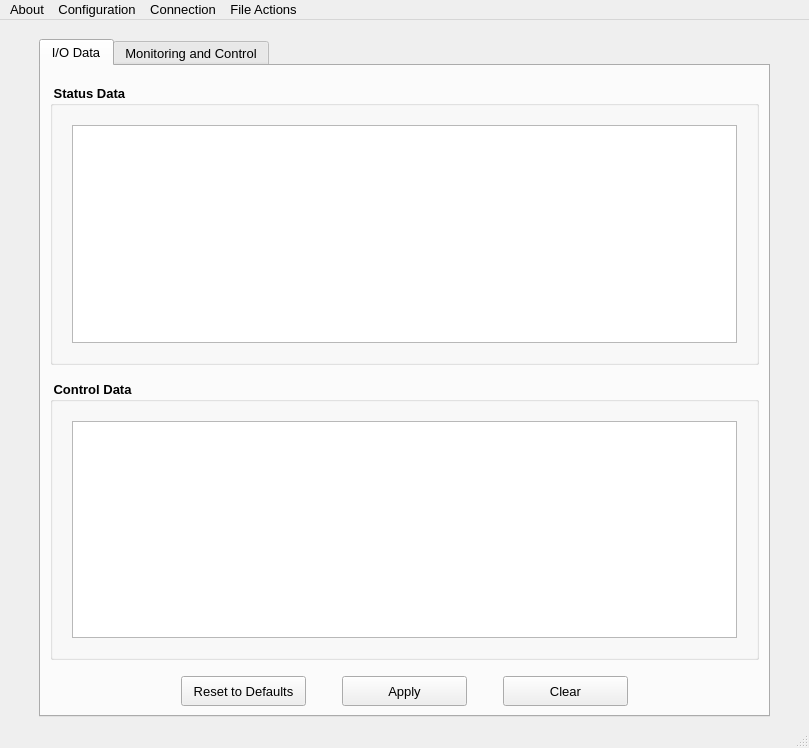
Before: the Qt Designer form TCP_Client/mainwindow.ui in epw7856/TCP_Client, drawn with Qt 5.
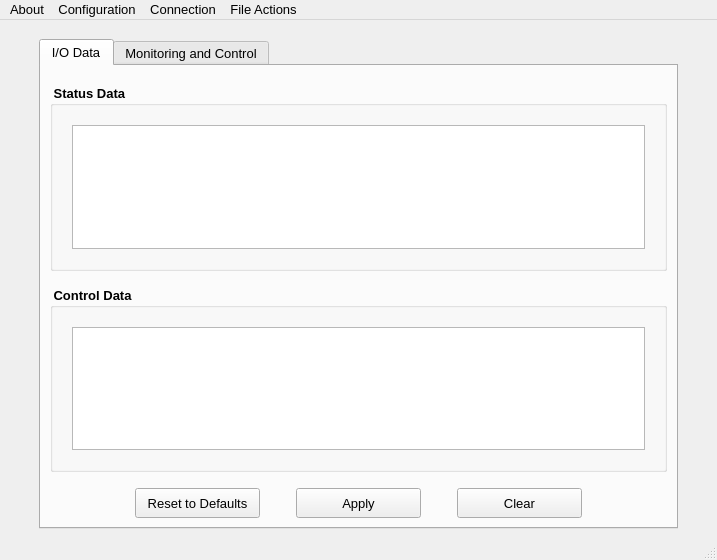
After: the same form once the commit is applied.

Patch:
```diff
--- a/TCP_Client/mainwindow.ui
+++ b/TCP_Client/mainwindow.ui
@@ -6,8 +6,8 @@
    <rect>
     <x>0</x>
     <y>0</y>
-    <width>809</width>
-    <height>748</height>
+    <width>717</width>
+    <height>560</height>
    </rect>
   </property>
   <property name="font">
@@ -138,11 +138,17 @@
                <item>
                 <widget class="QTableView" name="tableViewStatusData">
                  <property name="sizePolicy">
-                  <sizepolicy hsizetype="Minimum" vsizetype="Minimum">
+                  <sizepolicy hsizetype="Minimum" vsizetype="Ignored">
                    <horstretch>0</horstretch>
                    <verstretch>0</verstretch>
                   </sizepolicy>
                  </property>
+                 <property name="minimumSize">
+                  <size>
+                   <width>0</width>
+                   <height>0</height>
+                  </size>
+                 </property>
                  <property name="font">
                   <font>
                    <family>Segoe UI</family>
@@ -263,11 +269,17 @@
                <item>
                 <widget class="QTableView" name="tableViewControlData">
                  <property name="sizePolicy">
-                  <sizepolicy hsizetype="Minimum" vsizetype="Minimum">
+                  <sizepolicy hsizetype="Minimum" vsizetype="Ignored">
                    <horstretch>0</horstretch>
                    <verstretch>0</verstretch>
                   </sizepolicy>
                  </property>
+                 <property name="minimumSize">
+                  <size>
+                   <width>0</width>
+                   <height>0</height>
+                  </size>
+                 </property>
                  <property name="font">
                   <font>
                    <family>Segoe UI</family>
@@ -472,7 +484,7 @@
     <rect>
      <x>0</x>
      <y>0</y>
-     <width>809</width>
+     <width>717</width>
      <height>23</height>
     </rect>
    </property>
```
